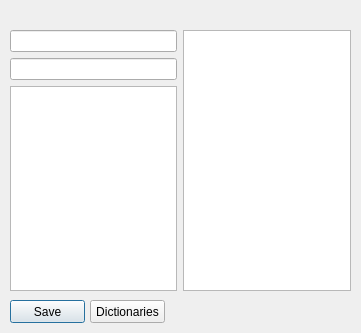
This is Thesaurus/Windows/write_words_window.ui in Euclidis/Thesaurus as Qt 5 draws it before an edit. The edited form follows.
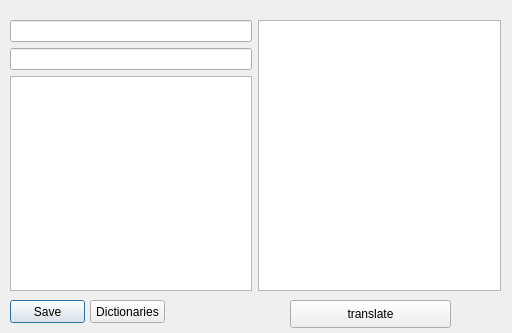
This is the edited form.

Patch:
```diff
--- a/Thesaurus/Windows/write_words_window.ui
+++ b/Thesaurus/Windows/write_words_window.ui
@@ -6,7 +6,7 @@
    <rect>
     <x>0</x>
     <y>0</y>
-    <width>361</width>
+    <width>512</width>
     <height>333</height>
    </rect>
   </property>
@@ -17,9 +17,9 @@
    <property name="geometry">
     <rect>
      <x>10</x>
-     <y>30</y>
-     <width>341</width>
-     <height>261</height>
+     <y>20</y>
+     <width>491</width>
+     <height>271</height>
     </rect>
    </property>
    <layout class="QHBoxLayout" name="horizontalLayout">
@@ -71,6 +71,19 @@
     <string>Dictionaries</string>
    </property>
   </widget>
+  <widget class="QPushButton" name="pushButton_3">
+   <property name="geometry">
+    <rect>
+     <x>290</x>
+     <y>300</y>
+     <width>161</width>
+     <height>28</height>
+    </rect>
+   </property>
+   <property name="text">
+    <string>translate</string>
+   </property>
+  </widget>
  </widget>
  <resources/>
  <connections/>
```
